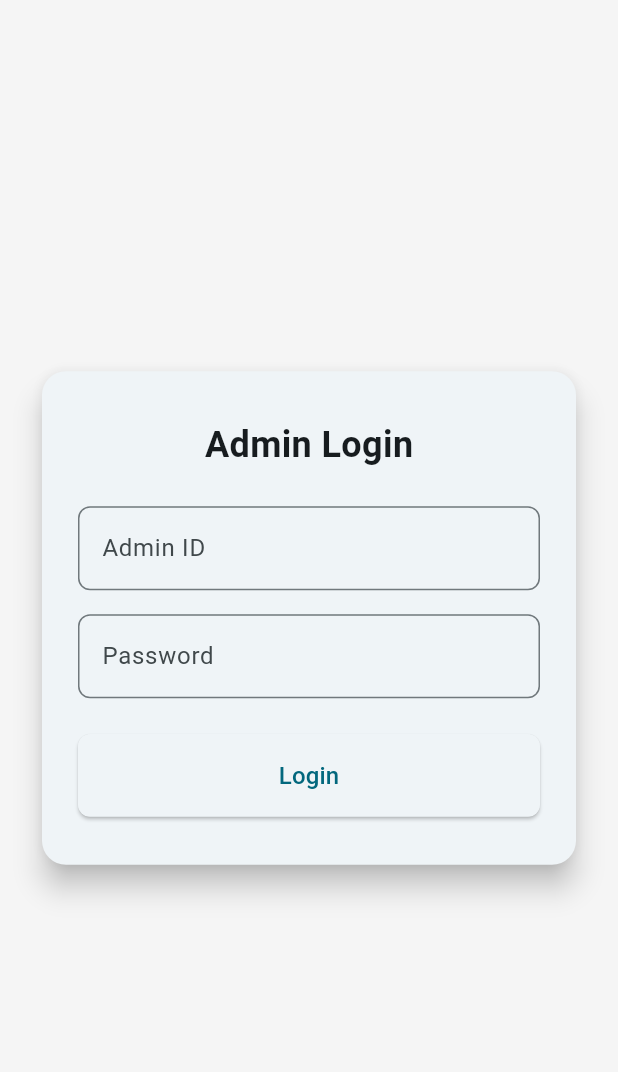
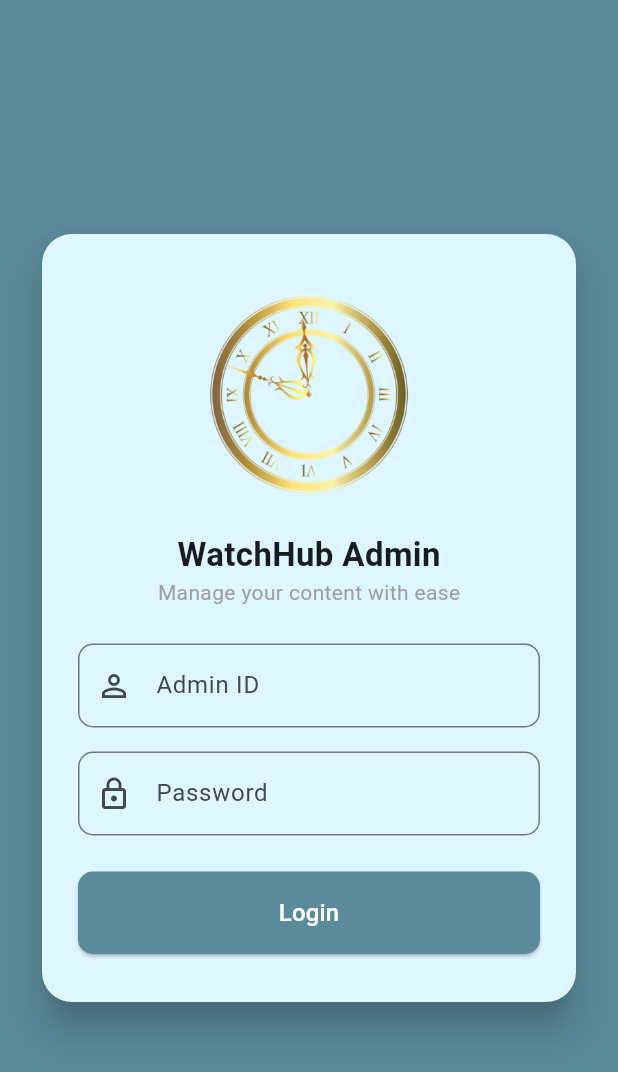
Before and after one commit to Khurram-Devs/Watch-Hub-Admin-FlutterFire, a Flutter app: the screen it shows after launch, on a phone screen of 412 x 824 dp. Shown: the top 1072 px of the screen. Run offline on Flutter 3.47's test engine with Material 3 defaults, Android fonts, the phone set to English and light mode, and no system bars; our stand-ins replace badges, cloud_firestore, firebase_core, firebase_database, flutter_svg, go_router and 3 more; accounts and stored records are empty.

Commit message:
Fixed Login Screen UI

```diff
--- a/lib/screens/viewscreens/admin_login_screen.dart
+++ b/lib/screens/viewscreens/admin_login_screen.dart
@@ -50,16 +50,20 @@ class _AdminLoginScreenState extends State<AdminLoginScreen> {
   @override
   Widget build(BuildContext context) {
     return Scaffold(
-      backgroundColor: Colors.grey[100],
+      backgroundColor: Color(0xFF5B8A9A),
       body: Center(
         child: SingleChildScrollView(
           padding: const EdgeInsets.all(24),
           child: ConstrainedBox(
             constraints: const BoxConstraints(maxWidth: 400),
-            child: Card(
-              elevation: 8,
+            child: Column(
+              mainAxisSize: MainAxisSize.min,
+              children: [
+                Card(
+                  color: Color.fromARGB(255, 222, 246, 255),
+                  elevation: 10,
                   shape: RoundedRectangleBorder(
-                borderRadius: BorderRadius.circular(16),
+                    borderRadius: BorderRadius.circular(20),
                   ),
                   child: Padding(
                     padding: const EdgeInsets.symmetric(
@@ -71,12 +75,26 @@ class _AdminLoginScreenState extends State<AdminLoginScreen> {
                       child: Column(
                         mainAxisSize: MainAxisSize.min,
                         children: [
+                          ClipRRect(
+                            borderRadius: BorderRadius.circular(12),
+                            child: Image.asset(
+                              'assets/images/splash_logo.png',
+                              fit: BoxFit.contain,
+                              width: double.infinity,
+                              height: 150,
+                            ),
+                          ),
+                          const SizedBox(height: 16),
                           const Text(
-                        "Admin Login",
+                            "WatchHub Admin",
                             style: TextStyle(
-                          fontSize: 24,
-                          fontWeight: FontWeight.bold,
+                              fontSize: 22,
+                              fontWeight: FontWeight.w600,
                             ),
+                          ),
+                          const Text(
+                            'Manage your content with ease',
+                            style: TextStyle(fontSize: 14, color: Colors.grey),
                           ),
                           const SizedBox(height: 24),
 
@@ -96,8 +114,9 @@ class _AdminLoginScreenState extends State<AdminLoginScreen> {
                             controller: _idController,
                             decoration: InputDecoration(
                               labelText: 'Admin ID',
+                              prefixIcon: const Icon(Icons.person_outline),
                               border: OutlineInputBorder(
-                            borderRadius: BorderRadius.circular(8),
+                                borderRadius: BorderRadius.circular(10),
                               ),
                             ),
                             validator:
@@ -113,8 +132,9 @@ class _AdminLoginScreenState extends State<AdminLoginScreen> {
                             obscureText: true,
                             decoration: InputDecoration(
                               labelText: 'Password',
+                              prefixIcon: const Icon(Icons.lock_outline),
                               border: OutlineInputBorder(
-                            borderRadius: BorderRadius.circular(8),
+                                borderRadius: BorderRadius.circular(10),
                               ),
                             ),
                             validator:
@@ -130,9 +150,12 @@ class _AdminLoginScreenState extends State<AdminLoginScreen> {
                             child: ElevatedButton(
                               onPressed: _isLoading ? null : _login,
                               style: ElevatedButton.styleFrom(
-                            padding: const EdgeInsets.symmetric(vertical: 16),
+                                backgroundColor: const Color(0xFF5B8A9A),
+                                padding: const EdgeInsets.symmetric(
+                                  vertical: 16,
+                                ),
                                 shape: RoundedRectangleBorder(
-                              borderRadius: BorderRadius.circular(8),
+                                  borderRadius: BorderRadius.circular(10),
                                 ),
                               ),
                               child:
@@ -147,7 +170,10 @@ class _AdminLoginScreenState extends State<AdminLoginScreen> {
                                       )
                                       : const Text(
                                         'Login',
-                                    style: TextStyle(fontSize: 16),
+                                        style: TextStyle(
+                                          fontSize: 16,
+                                          color: Colors.white,
+                                        ),
                                       ),
                             ),
                           ),
@@ -156,6 +182,8 @@ class _AdminLoginScreenState extends State<AdminLoginScreen> {
                     ),
                   ),
                 ),
+              ],
+            ),
           ),
         ),
       ),
```
Lines whose indentation alone changed are shown as unchanged.
